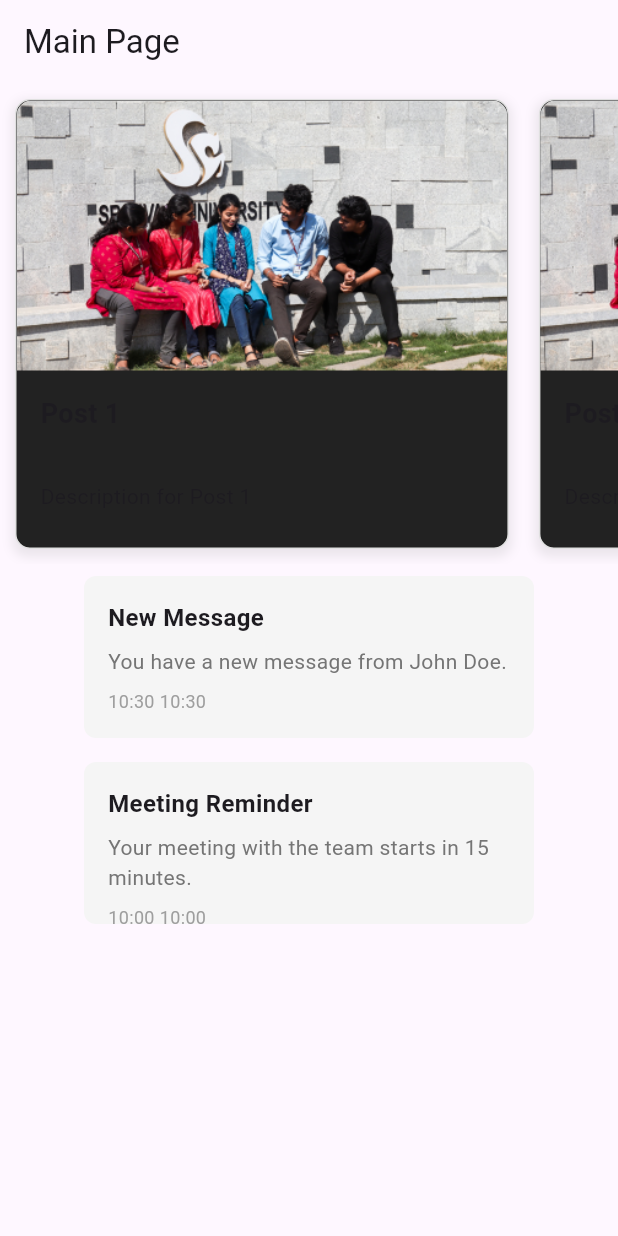
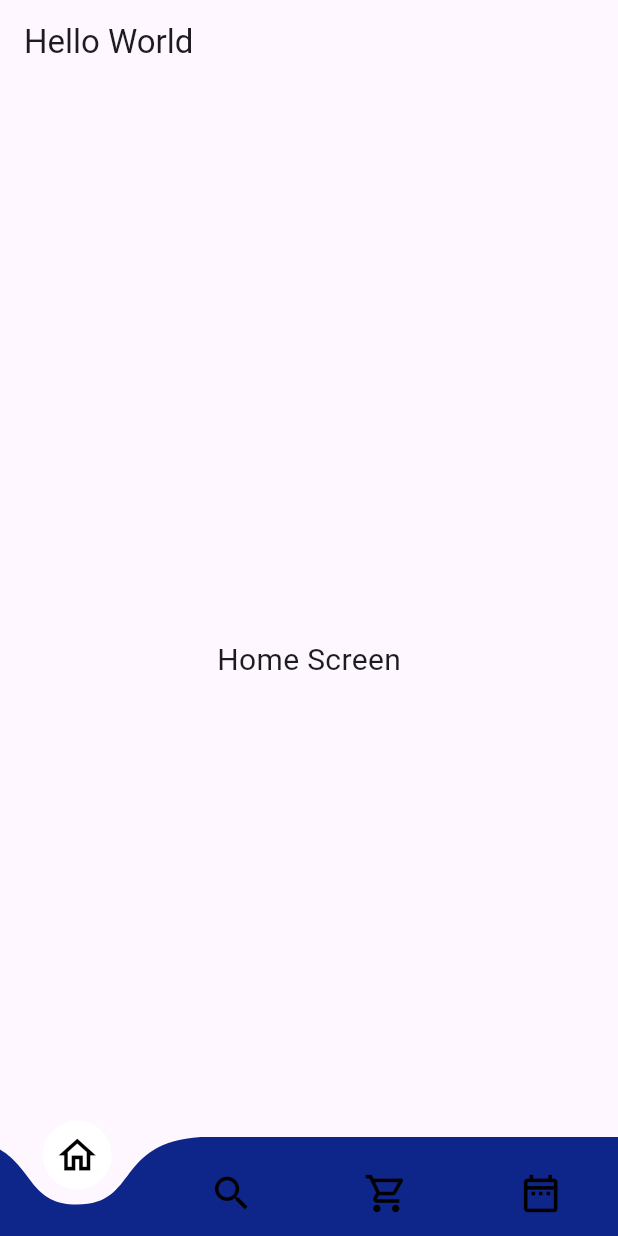
Before and after one commit to Spatikam/Srinivas-University-College-App, a Flutter app: the screen it shows after launch, on a phone screen of 412 x 824 dp. Run offline on Flutter 3.47's test engine with Material 3 defaults, Android fonts, the phone set to English and light mode, and no system bars; drawn by our look-alikes of curved_navigation_bar.

Commit message:
Navigation Bar Implementation

```diff
--- /dev/null
+++ b/lib/screens/views/additional_pages/temp_page.dart
@@ -0,0 +1,58 @@
+import 'package:flutter/material.dart';
+import 'package:rip_college_app/screens/widget_common/notif_card_list.dart';
+import 'package:rip_college_app/screens/widget_common/post_card_list.dart';
+
+class LoginPage extends StatelessWidget {
+  const LoginPage({super.key});
+
+  @override
+  Widget build(BuildContext context) {
+
+    final List<PostCardData> postCards = [
+      PostCardData(
+        imagePath: 'assets/images/image.png',
+        title: 'Post 1',
+        description: 'Description for Post 1',
+      ),
+      PostCardData(
+        imagePath: 'assets/images/image.png',
+        title: 'Post 2',
+        description: 'Description for Post 2',
+      ),
+      PostCardData(
+        imagePath: 'assets/images/image.png',
+        title: 'Post 3',
+        description: 'Description for Post 3',
+      ),
+      // Add more PostCardData objects as needed
+    ];
+
+    List<NotifCardData> notificationsList = [
+      NotifCardData(
+        title: 'New Message',
+        message: 'You have a new message from John Doe.',
+        timestamp: DateTime.now(),
+      ),
+      NotifCardData(
+        title: 'Meeting Reminder',
+        message: 'Your meeting with the team starts in 15 minutes.',
+        timestamp: DateTime.now().subtract(Duration(minutes: 30)),
+      ),
+      // Add more notifications as needed
+    ];
+
+    return Scaffold(
+      appBar: AppBar(
+        title: Text('Main Page'),
+      ),
+      body: Center(
+        child: Column(
+          children: [
+          PostCardList(postCardData: postCards),
+          NotificationListView(notifCardData: notificationsList),
+          ],
+        ),
+      ),
+    );
+  }
+}
--- a/lib/screens/views/auth_screen/login_page.dart
+++ /dev/null
@@ -1,58 +0,0 @@
-import 'package:flutter/material.dart';
-import 'package:rip_college_app/screens/widget_common/notif_card_list.dart';
-import 'package:rip_college_app/screens/widget_common/post_card_list.dart';
-
-class LoginPage extends StatelessWidget {
-  const LoginPage({super.key});
-
-  @override
-  Widget build(BuildContext context) {
-
-    final List<PostCardData> postCards = [
-      PostCardData(
-        imagePath: 'assets/images/image.png',
-        title: 'Post 1',
-        description: 'Description for Post 1',
-      ),
-      PostCardData(
-        imagePath: 'assets/images/image.png',
-        title: 'Post 2',
-        description: 'Description for Post 2',
-      ),
-      PostCardData(
-        imagePath: 'assets/images/image.png',
-        title: 'Post 3',
-        description: 'Description for Post 3',
-      ),
-      // Add more PostCardData objects as needed
-    ];
-
-    List<NotifCardData> notificationsList = [
-      NotifCardData(
-        title: 'New Message',
-        message: 'You have a new message from John Doe.',
-        timestamp: DateTime.now(),
-      ),
-      NotifCardData(
-        title: 'Meeting Reminder',
-        message: 'Your meeting with the team starts in 15 minutes.',
-        timestamp: DateTime.now().subtract(Duration(minutes: 30)),
-      ),
-      // Add more notifications as needed
-    ];
-
-    return Scaffold(
-      appBar: AppBar(
-        title: Text('Main Page'),
-      ),
-      body: Center(
-        child: Column(
-          children: [
-          PostCardList(postCardData: postCards),
-          NotificationListView(notifCardData: notificationsList),
-          ],
-        ),
-      ),
-    );
-  }
-}
--- /dev/null
+++ b/lib/screens/views/home_screen/home_page.dart
@@ -0,0 +1,38 @@
+import 'package:flutter/material.dart';
+import 'package:rip_college_app/screens/widget_common/navbar.dart';
+class MyHomePage extends StatefulWidget {
+  @override
+  State<MyHomePage> createState() => _MyHomePageState();
+}
+
+  //MyHomePage({Key? key, required this.title}) : super(key: key);
+class _MyHomePageState extends State<MyHomePage> {
+
+  int _currentIndex = 0;
+
+  //Navigation Bar Categories
+  final List<Widget> _screens = [
+    Center(child: Text("Home Screen", style: TextStyle(fontSize: 20))),
+    Center(child: Text("Search Screen", style: TextStyle(fontSize: 20))),
+    Center(child: Text("Cart Screen", style: TextStyle(fontSize: 20))),
+    Center(child: Text("Calendar Screen", style: TextStyle(fontSize: 20))),
+  ];
+
+
+  @override
+  Widget build(BuildContext context) {
+    return Scaffold(
+      appBar: AppBar(
+        title: Text("Hello World"),
+      ),
+      body:AnimatedSwitcher(
+        duration: const Duration(milliseconds: 300),
+        child: _screens[_currentIndex],
+        switchInCurve: Curves.easeInOut,
+        switchOutCurve: Curves.easeInOut,
+      ),
+      extendBody: true,
+      bottomNavigationBar: DynamicNavigationBar(), //BottomNavBarRaisedInsetFb1()
+    );
+  }
+}
--- a/lib/screens/views/splash_screen/splash_screen.dart
+++ b/lib/screens/views/splash_screen/splash_screen.dart
@@ -1,5 +1,5 @@
 import 'package:flutter/material.dart';
-import 'package:rip_college_app/screens/views/auth_screen/login_page.dart';  // Ensure MainPage is correctly imported
+import 'package:rip_college_app/screens/views/home_screen/home_page.dart';  // Ensure MainPage is correctly imported
 
 class SplashScreen extends StatefulWidget {
   const SplashScreen({super.key});
@@ -16,7 +16,7 @@ class _SplashScreenState extends State<SplashScreen> {
     Future.delayed(Duration(seconds: 5), () {
       Navigator.pushReplacement(
         context,
-        MaterialPageRoute(builder: (context) => LoginPage()),
+        MaterialPageRoute(builder: (context) => MyHomePage()),
       );
     });
   }
--- /dev/null
+++ b/lib/screens/widget_common/navbar.dart
@@ -0,0 +1,41 @@
+import 'package:curved_navigation_bar/curved_navigation_bar.dart';
+import 'package:flutter/material.dart';
+
+class DynamicNavigationBar extends StatefulWidget {
+  @override
+  State<DynamicNavigationBar> createState() => _DynamicNavigationBarState();
+}
+
+class _DynamicNavigationBarState extends State<DynamicNavigationBar> {
+  int _currentIndex = 0;
+
+  @override
+  Widget build(BuildContext context) {
+    double height = 56;
+
+    final primaryColor = const Color.fromARGB(255, 14, 37, 137);
+    const secondaryColor = Colors.black;
+    final backgroundColor = Colors.white;
+
+    return CurvedNavigationBar(
+      index: _currentIndex,
+      height: height + 10,
+      backgroundColor: Colors.transparent,
+      color: primaryColor,
+      buttonBackgroundColor: backgroundColor,
+      animationDuration: const Duration(milliseconds: 300),
+      animationCurve: Curves.easeInOut,
+      items: const [
+        Icon(Icons.home_outlined, size: 30, color: secondaryColor),
+        Icon(Icons.search_outlined, size: 30, color: secondaryColor),
+        Icon(Icons.local_grocery_store_outlined, size: 30, color: secondaryColor),
+        Icon(Icons.date_range_outlined, size: 30, color: secondaryColor),
+      ],
+      onTap: (index) {
+        setState(() {
+          _currentIndex = index;
+        });
+      },
+    );
+  }
+}
--- a/pubspec.yaml
+++ b/pubspec.yaml
@@ -11,6 +11,7 @@ dependencies:
     sdk: flutter
   cupertino_icons: ^1.0.8
   supabase_flutter: ^2.6.0
+  curved_navigation_bar: ^1.0.6
 
 dev_dependencies:
   flutter_test:
```
Also changed, not shown: pubspec.lock.
